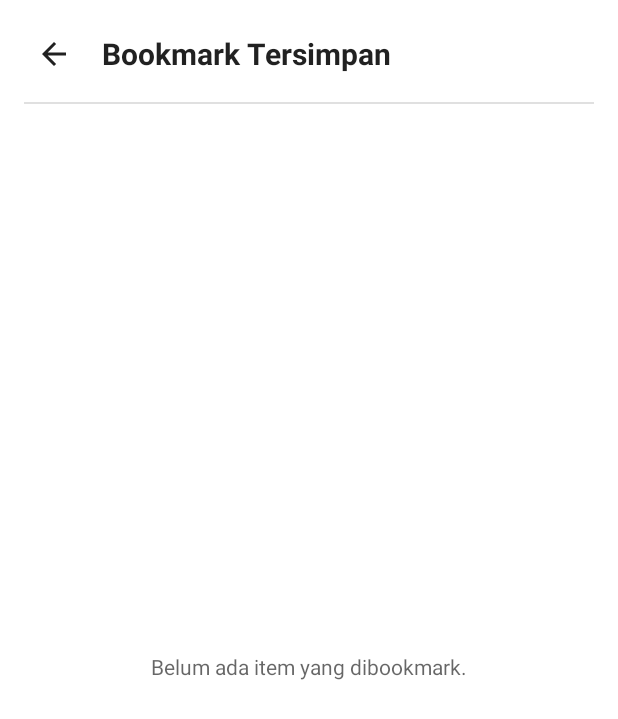
After one commit to dodyrifkisuraya/PostApp, an Android app: the BookmarkActivity screen opened directly, with no data from a screen before it, on a phone screen of 412 x 824 dp. The commit adds this screen. Shown: the top 719 px of the screen. Run offline under Robolectric (Android 15) with nearby library versions, the phone set to English and light mode, and no system bars; our stand-ins replace Room's generated code; pictures from the network do not load.

Commit message:
feat: implement local bookmarking functionality with Room
- Add Room database dependencies and configure `kotlin-kapt` plugin.
- Create `PostEntity` to represent bookmarked posts in the local database.
- Implement `BookmarkDao` for CRUD operations on bookmarked posts.
- Initialize `AppDatabase` as a singleton to provide access to `BookmarkDao`.
- Update `PostRepository` to handle local data operations and sync bookmark status with remote posts.
- Implement MVP pattern for Bookmark functionality:
    - Create `BookmarkContract` for `View` and `Presenter` interfaces.
    - Implement `BookmarkPresenter` to load and remove bookmarks using coroutines.
    - Create `BookmarkActivity` and its layout `activity_bookmark.xml` to display the list of saved posts.
- Update `DashboardActivity` and `DashboardPresenter`:
    - Add logic to toggle bookmark status from the dashboard.
    - Implement a refresh mechanism in `onResume` to sync bookmark states when returning from other activities.
    - Add a navigation button to access the `BookmarkActivity`.
- Register `BookmarkActivity` in `AndroidManifest.xml`.
- Add string resources for bookmark success/removal messages and empty states.
- Adjust JVM arguments in `gradle.properties` for better build performance and downgrade Kotlin to `2.0.21` for compatibility.

```diff
--- a/app/build.gradle.kts
+++ b/app/build.gradle.kts
@@ -1,6 +1,7 @@
 plugins {
     alias(libs.plugins.android.application)
     alias(libs.plugins.kotlin.android)
+    alias(libs.plugins.kotlin.kapt)
 }
 
 android {
@@ -55,6 +56,11 @@ dependencies {
     implementation(libs.coroutines.core)
     implementation(libs.coroutines.android)
 
+    // Room
+    implementation(libs.room.runtime)
+    implementation(libs.room.ktx)
+    kapt(libs.room.compiler)
+
     // Lifecycle
     implementation(libs.lifecycle.viewmodel)
     implementation(libs.lifecycle.livedata)
--- a/app/src/main/AndroidManifest.xml
+++ b/app/src/main/AndroidManifest.xml
@@ -27,6 +27,10 @@
             android:name=".presentation.dashboard.DashboardActivity"
             android:exported="false" />
 
+        <activity
+            android:name=".presentation.bookmark.BookmarkActivity"
+            android:exported="false" />
+
     </application>
 
 </manifest>
--- /dev/null
+++ b/app/src/main/java/com/dorizu/postapp/data/local/room/AppDatabase.kt
@@ -0,0 +1,30 @@
+package com.dorizu.postapp.data.local.room
+
+import android.content.Context
+import androidx.room.Database
+import androidx.room.Room
+import androidx.room.RoomDatabase
+import com.dorizu.postapp.data.local.entity.PostEntity
+
+@Database(entities = [PostEntity::class], version = 1, exportSchema = false)
+abstract class AppDatabase : RoomDatabase() {
+
+    abstract fun bookmarkDao(): BookmarkDao
+
+    companion object {
+        @Volatile
+        private var INSTANCE: AppDatabase? = null
+
+        fun getDatabase(context: Context): AppDatabase {
+            return INSTANCE ?: synchronized(this) {
+                val instance = Room.databaseBuilder(
+                    context.applicationContext,
+                    AppDatabase::class.java,
+                    "post_app.db"
+                ).build()
+                INSTANCE = instance
+                instance
+            }
+        }
+    }
+}
--- /dev/null
+++ b/app/src/main/java/com/dorizu/postapp/data/local/room/BookmarkDao.kt
@@ -0,0 +1,27 @@
+package com.dorizu.postapp.data.local.room
+
+import androidx.room.Dao
+import androidx.room.Delete
+import androidx.room.Insert
+import androidx.room.OnConflictStrategy
+import androidx.room.Query
+import com.dorizu.postapp.data.local.entity.PostEntity
+
+@Dao
+interface BookmarkDao {
+
+    @Query("SELECT * FROM bookmarked_posts ORDER BY id DESC")
+    suspend fun getAllBookmarks(): List<PostEntity>
+
+    @Query("SELECT EXISTS(SELECT 1 FROM bookmarked_posts WHERE id = :id)")
+    suspend fun isBookmarked(id: Int): Boolean
+
+    @Insert(onConflict = OnConflictStrategy.REPLACE)
+    suspend fun insertBookmark(post: PostEntity)
+
+    @Delete
+    suspend fun deleteBookmark(post: PostEntity)
+
+    @Query("DELETE FROM bookmarked_posts WHERE id = :id")
+    suspend fun deleteBookmarkById(id: Int)
+}
--- /dev/null
+++ b/app/src/main/java/com/dorizu/postapp/presentation/bookmark/BookmarkActivity.kt
@@ -0,0 +1,85 @@
+package com.dorizu.postapp.presentation.bookmark
+
+import android.os.Bundle
+import android.view.View
+import android.widget.Toast
+import androidx.appcompat.app.AppCompatActivity
+import androidx.recyclerview.widget.LinearLayoutManager
+import com.dorizu.postapp.R
+import com.dorizu.postapp.data.local.room.AppDatabase
+import com.dorizu.postapp.data.model.Post
+import com.dorizu.postapp.data.remote.ApiClient
+import com.dorizu.postapp.data.repository.PostRepository
+import com.dorizu.postapp.databinding.ActivityBookmarkBinding
+import com.dorizu.postapp.presentation.dashboard.PostAdapter
+import com.dorizu.postapp.utils.applySystemBarPadding
+
+class BookmarkActivity : AppCompatActivity(), BookmarkContract.View {
+
+    private lateinit var binding: ActivityBookmarkBinding
+    private lateinit var presenter: BookmarkContract.Presenter
+    private lateinit var adapter: PostAdapter
+
+    override fun onCreate(savedInstanceState: Bundle?) {
+        super.onCreate(savedInstanceState)
+        binding = ActivityBookmarkBinding.inflate(layoutInflater)
+        setContentView(binding.root)
+        binding.root.applySystemBarPadding()
+
+        val database = AppDatabase.getDatabase(this)
+        val repository = PostRepository(ApiClient.apiService, database.bookmarkDao())
+        presenter = BookmarkPresenter(this, repository)
+
+        setupRecyclerView()
+        setupAction()
+    }
+
+    override fun onResume() {
+        super.onResume()
+        presenter.loadBookmarks()
+    }
+
+    private fun setupRecyclerView() {
+        adapter = PostAdapter { post ->
+            presenter.removeBookmark(post)
+        }
+        binding.rvBookmarks.layoutManager = LinearLayoutManager(this)
+        binding.rvBookmarks.adapter = adapter
+    }
+
+    private fun setupAction() {
+        binding.btnBack.setOnClickListener {
+            finish()
+        }
+    }
+
+    override fun showLoading() {
+        binding.pbBookmarkLoading.visibility = View.VISIBLE
+        binding.rvBookmarks.visibility = View.GONE
+        binding.tvEmptyBookmark.visibility = View.GONE
+    }
+
+    override fun hideLoading() {
+        binding.pbBookmarkLoading.visibility = View.GONE
+    }
+
+    override fun showBookmarks(posts: List<Post>) {
+        binding.rvBookmarks.visibility = View.VISIBLE
+        binding.tvEmptyBookmark.visibility = View.GONE
+        adapter.submitList(posts)
+    }
+
+    override fun showEmpty() {
+        binding.rvBookmarks.visibility = View.GONE
+        binding.tvEmptyBookmark.visibility = View.VISIBLE
+    }
+
+    override fun showBookmarkRemovedMessage() {
+        Toast.makeText(this, getString(R.string.bookmark_removed), Toast.LENGTH_SHORT).show()
+    }
+
+    override fun onDestroy() {
+        super.onDestroy()
+        presenter.onDestroy()
+    }
+}
--- /dev/null
+++ b/app/src/main/java/com/dorizu/postapp/presentation/bookmark/BookmarkContract.kt
@@ -0,0 +1,19 @@
+package com.dorizu.postapp.presentation.bookmark
+
+import com.dorizu.postapp.data.model.Post
+
+interface BookmarkContract {
+    interface View {
+        fun showLoading()
+        fun hideLoading()
+        fun showBookmarks(posts: List<Post>)
+        fun showEmpty()
+        fun showBookmarkRemovedMessage()
+    }
+
+    interface Presenter {
+        fun loadBookmarks()
+        fun removeBookmark(post: Post)
+        fun onDestroy()
+    }
+}
--- /dev/null
+++ b/app/src/main/java/com/dorizu/postapp/presentation/bookmark/BookmarkPresenter.kt
@@ -0,0 +1,45 @@
+package com.dorizu.postapp.presentation.bookmark
+
+import com.dorizu.postapp.data.model.Post
+import com.dorizu.postapp.data.repository.PostRepository
+import kotlinx.coroutines.CoroutineScope
+import kotlinx.coroutines.Dispatchers
+import kotlinx.coroutines.SupervisorJob
+import kotlinx.coroutines.cancel
+import kotlinx.coroutines.launch
+
+class BookmarkPresenter(
+    private val view: BookmarkContract.View,
+    private val repository: PostRepository
+) : BookmarkContract.Presenter {
+
+    private val scope = CoroutineScope(Dispatchers.Main + SupervisorJob())
+
+    override fun loadBookmarks() {
+        scope.launch {
+            view.showLoading()
+            try {
+                val bookmarks = repository.getBookmarks()
+                if (bookmarks.isEmpty()) {
+                    view.showEmpty()
+                } else {
+                    view.showBookmarks(bookmarks)
+                }
+            } finally {
+                view.hideLoading()
+            }
+        }
+    }
+
+    override fun removeBookmark(post: Post) {
+        scope.launch {
+            repository.toggleBookmark(post)
+            view.showBookmarkRemovedMessage()
+            loadBookmarks()
+        }
+    }
+
+    override fun onDestroy() {
+        scope.cancel()
+    }
+}
--- a/app/src/main/java/com/dorizu/postapp/presentation/dashboard/DashboardContract.kt
+++ b/app/src/main/java/com/dorizu/postapp/presentation/dashboard/DashboardContract.kt
@@ -9,10 +9,14 @@ interface DashboardContract {
         fun showPosts(posts: List<Post>)
         fun showEmpty()
         fun showError(message: String)
+        fun showBookmarkMessage(isBookmarked: Boolean)
+        fun updatePostBookmarkStatus(updatedPost: Post)
     }
 
     interface Presenter {
         fun loadPosts()
+        fun toggleBookmark(post: Post)
+        fun refreshBookmarkStatus()
         fun onDestroy()
     }
 }
--- /dev/null
+++ b/app/src/main/res/layout/activity_bookmark.xml
@@ -0,0 +1,78 @@
+<?xml version="1.0" encoding="utf-8"?>
+<LinearLayout xmlns:android="http://schemas.android.com/apk/res/android"
+    xmlns:app="http://schemas.android.com/apk/res-auto"
+    xmlns:tools="http://schemas.android.com/tools"
+    android:id="@+id/layoutBookmarkRoot"
+    android:layout_width="match_parent"
+    android:layout_height="match_parent"
+    android:orientation="vertical"
+    android:padding="16dp"
+    tools:context=".presentation.bookmark.BookmarkActivity">
+
+    <LinearLayout
+        android:id="@+id/layoutBookmarkHeader"
+        android:layout_width="match_parent"
+        android:layout_height="wrap_content"
+        android:gravity="center_vertical"
+        android:orientation="horizontal">
+
+        <ImageButton
+            android:id="@+id/btnBack"
+            android:layout_width="40dp"
+            android:layout_height="40dp"
+            android:background="?attr/selectableItemBackgroundBorderless"
+            android:contentDescription="@string/btn_back"
+            android:src="?attr/actionModeCloseDrawable"
+            app:tint="?android:attr/textColorPrimary" />
+
+        <TextView
+            android:id="@+id/tvBookmarkTitle"
+            android:layout_width="wrap_content"
+            android:layout_height="wrap_content"
+            android:layout_marginStart="12dp"
+            android:text="@string/bookmark_page_title"
+            android:textColor="?android:attr/textColorPrimary"
+            android:textSize="20sp"
+            android:textStyle="bold" />
+    </LinearLayout>
+
+    <View
+        android:id="@+id/dividerBookmarkHeader"
+        android:layout_width="match_parent"
+        android:layout_height="1dp"
+        android:layout_marginTop="12dp"
+        android:background="?android:attr/listDivider" />
+
+    <FrameLayout
+        android:layout_width="match_parent"
+        android:layout_height="0dp"
+        android:layout_marginTop="12dp"
+        android:layout_weight="1">
+
+        <androidx.recyclerview.widget.RecyclerView
+            android:id="@+id/rvBookmarks"
+            android:layout_width="match_parent"
+            android:layout_height="match_parent"
+            android:clipToPadding="false"
+            app:layoutManager="androidx.recyclerview.widget.LinearLayoutManager"
+            tools:listitem="@layout/item_post" />
+
+        <ProgressBar
+            android:id="@+id/pbBookmarkLoading"
+            android:layout_width="wrap_content"
+            android:layout_height="wrap_content"
+            android:layout_gravity="center"
+            android:visibility="gone" />
+
+        <TextView
+            android:id="@+id/tvEmptyBookmark"
+            android:layout_width="wrap_content"
+            android:layout_height="wrap_content"
+            android:layout_gravity="center"
+            android:text="@string/empty_bookmarks"
+            android:textColor="?android:attr/textColorSecondary"
+            android:textSize="14sp"
+            android:visibility="gone" />
+    </FrameLayout>
+
+</LinearLayout>
--- a/app/src/main/res/values/strings.xml
+++ b/app/src/main/res/values/strings.xml
@@ -17,4 +17,10 @@
     <string name="loading_posts">Memuat data...</string>
     <string name="empty_posts">Belum ada postingan.</string>
     <string name="bookmark_success">Berhasil disimpan</string>
+    <string name="bookmark_removed">Dihapus dari bookmark</string>
+
+    <!--    Bookmark-->
+    <string name="bookmark_page_title">Bookmark Tersimpan</string>
+    <string name="btn_back">Kembali</string>
+    <string name="empty_bookmarks">Belum ada item yang dibookmark.</string>
 </resources>
--- a/build.gradle.kts
+++ b/build.gradle.kts
@@ -2,4 +2,5 @@
 plugins {
     alias(libs.plugins.android.application) apply false
     alias(libs.plugins.kotlin.android) apply false
+    alias(libs.plugins.kotlin.kapt) apply false
 }
--- a/gradle.properties
+++ b/gradle.properties
@@ -6,7 +6,9 @@
 # http://www.gradle.org/docs/current/userguide/build_environment.html
 # Specifies the JVM arguments used for the daemon process.
 # The setting is particularly useful for tweaking memory settings.
-org.gradle.jvmargs=-Xmx2048m -Dfile.encoding=UTF-8
+org.gradle.jvmargs=-Xmx2048m -XX:MaxMetaspaceSize=512m -Dfile.encoding=UTF-8
+kotlin.daemon.jvmargs=-Xmx1024m
+
 # When configured, Gradle will run in incubating parallel mode.
 # This option should only be used with decoupled projects. For more details, visit
 # https://developer.android.com/r/tools/gradle-multi-project-decoupled-projects
```
Also changed, not shown: app/src/main/java/com/dorizu/postapp/data/local/entity/PostEntity.kt (added, +35 -0 lines), app/src/main/java/com/dorizu/postapp/data/repository/PostRepository.kt (+29 -2 lines), app/src/main/java/com/dorizu/postapp/presentation/dashboard/DashboardActivity.kt (+36 -3 lines), app/src/main/java/com/dorizu/postapp/presentation/dashboard/DashboardPresenter.kt (+44 -2 lines), gradle/libs.versions.toml (+10 -1 lines).
